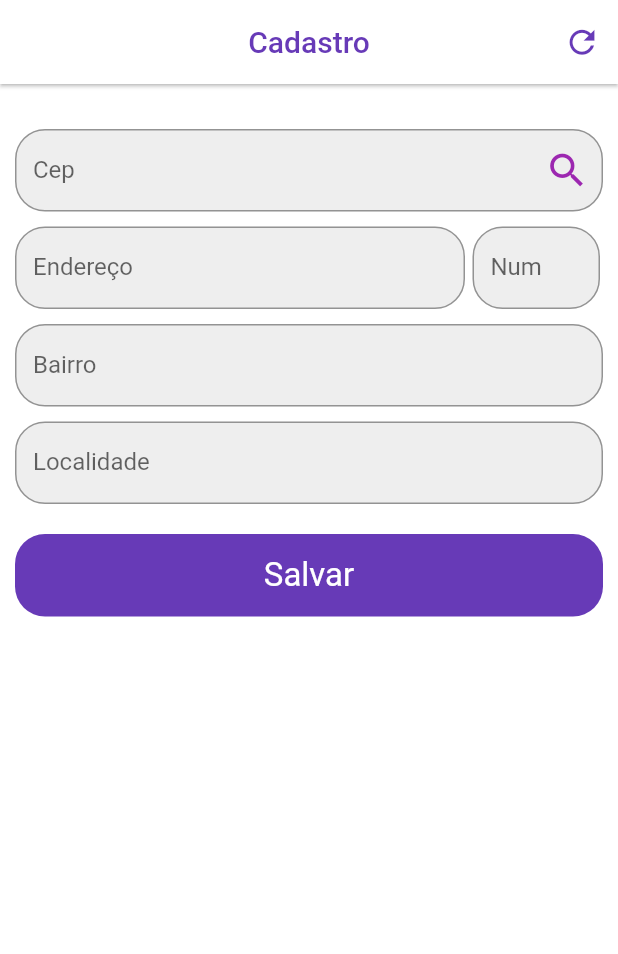
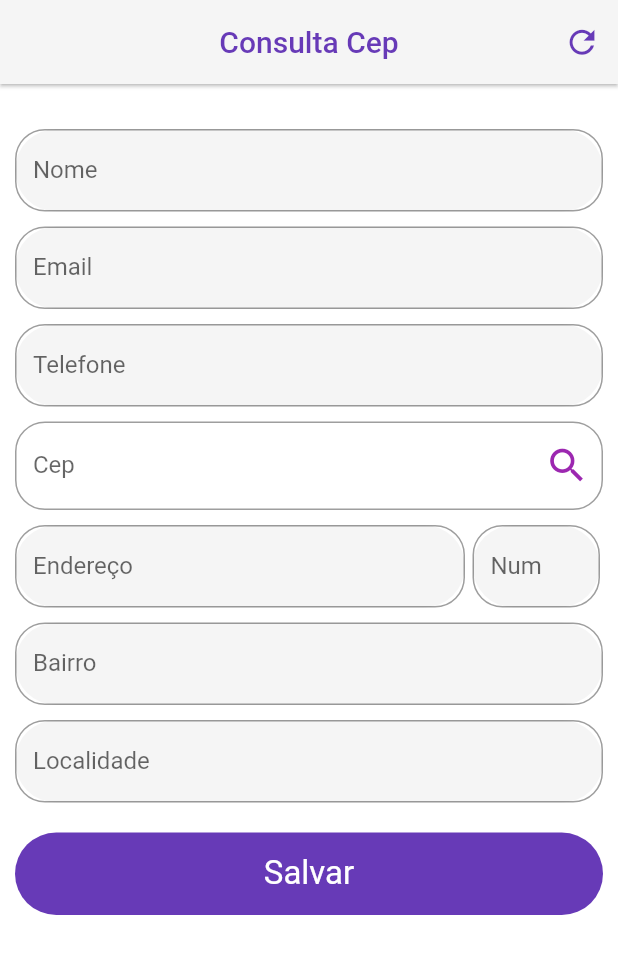
Before and after one commit to DevGomes78/Flutter-ViaCep-Api, a Flutter app: the screen it shows after launch, on a phone screen of 412 x 824 dp. Shown: the top 954 px of the screen. Run offline on Flutter 3.47's test engine with Material 2 defaults, Android fonts, the phone set to English and light mode, and no system bars; our stand-ins replace sqflite; accounts and stored records are empty.

Commit message:
atualizado campos

```diff
--- a/lib/components/container_widget.dart
+++ b/lib/components/container_widget.dart
@@ -1,14 +1,14 @@
 import 'package:flutter/material.dart';
 
-class ButtonWidget extends StatelessWidget {
-  Alignment? alignment;
+class ContainerWidget extends StatelessWidget {
+
   double? height;
   double? width;
   Widget? child;
   Color? color;
 
-  ButtonWidget(
-    this.alignment,
+  ContainerWidget(
+
     this.height,
     this.width,{
     this.child,
@@ -18,12 +18,12 @@ class ButtonWidget extends StatelessWidget {
   @override
   Widget build(BuildContext context) {
     return Container(
+      alignment: Alignment.center,
       height: height,
       width: width,
-      alignment: alignment,
       child: child,
       decoration: BoxDecoration(
-        borderRadius: BorderRadius.circular(20),
+        borderRadius: BorderRadius.circular(40),
         color: color,
       ),
     );
--- a/lib/views/cep-page.dart
+++ b/lib/views/cep-page.dart
@@ -14,6 +14,9 @@ class CepPage extends StatefulWidget {
 }
 
 class _CepPageState extends State<CepPage> {
+  TextEditingController nameController = TextEditingController();
+  TextEditingController emailController = TextEditingController();
+  TextEditingController phoneController = TextEditingController();
   TextEditingController cepController = TextEditingController();
   TextEditingController bairroController = TextEditingController();
   TextEditingController endController = TextEditingController();
@@ -35,10 +38,10 @@ class _CepPageState extends State<CepPage> {
     return Scaffold(
       backgroundColor: Colors.white,
       appBar: AppBar(
-        backgroundColor: Colors.white,
+        backgroundColor: Colors.grey[100],
         elevation: 1,
         title: const Text(
-          'Cadastro',
+          'Consulta Cep',
           style: TextStyle(color: Colors.deepPurple),
         ),
         centerTitle: true,
@@ -70,15 +73,44 @@ class _CepPageState extends State<CepPage> {
         provider,
         child,
       ) {
-        return Column(
+        return SingleChildScrollView(
+          child: Column(
             children: [
               SizedBox(height: 30),
-            ButtonWidget(
-              Alignment.center,
+                  ContainerWidget(
                     55,
-              double.infinity,
-              color: Colors.grey[200],
+                    400,
+                    color: Colors.grey[100],
                     child: TextFormWidget(
+                      'Nome',
+                      'Digite o Nome',
+                      controller: nameController,
+                    ),
+                  ),
+                  SizedBox(height: 10),
+                  ContainerWidget(
+                    55,
+                    400,
+                    color: Colors.grey[100],
+                    child: TextFormWidget(
+                      'Email',
+                      'Digite o Email',
+                      controller: emailController,
+                    ),
+                  ),
+                  SizedBox(height: 10),
+                  ContainerWidget(
+                    55,
+                    400,
+                    color: Colors.grey[100],
+                    child: TextFormWidget(
+                      'Telefone',
+                      'Digite o telefone',
+                      controller: phoneController,
+                    ),
+                  ),
+                  SizedBox(height: 10),
+              TextFormWidget(
                 'Cep',
                 'digite p Cep',
                 controller: cepController,
@@ -100,15 +132,13 @@ class _CepPageState extends State<CepPage> {
                   ),
                 ),
               ),
-            ),
               SizedBox(height: 10),
                   Row(
                     children: [
-                ButtonWidget(
-                  Alignment.center,
+                      ContainerWidget(
                         55,
                         300,
-                  color: Colors.grey[200],
+                        color: Colors.grey[100],
                         child: TextFormWidget(
                           'Endereço',
                           'Digite o Endereco',
@@ -116,11 +146,10 @@ class _CepPageState extends State<CepPage> {
                         ),
                       ),
                       SizedBox(width: 5),
-                ButtonWidget(
-                  Alignment.center,
+                      ContainerWidget(
                         55,
                         85,
-                  color: Colors.grey[200],
+                        color: Colors.grey[100],
                         child: TextFormWidget(
                           'Num',
                           'Numero',
@@ -129,12 +158,13 @@ class _CepPageState extends State<CepPage> {
                       ),
                     ],
                   ),
+
               SizedBox(height: 10),
-            ButtonWidget(
-              Alignment.center,
+              ContainerWidget(
+
                 55,
                 double.infinity,
-              color: Colors.grey[200],
+                color: Colors.grey[100],
                 child: TextFormWidget(
                   'Bairro',
                   'Digite o Bairro',
@@ -142,11 +172,10 @@ class _CepPageState extends State<CepPage> {
                 ),
               ),
               SizedBox(height: 10),
-            ButtonWidget(
-              Alignment.center,
+              ContainerWidget(
                 55,
                 double.infinity,
-              color: Colors.grey[200],
+                color: Colors.grey[100],
                 child: TextFormWidget(
                   'Localidade',
                   'Digite a localidade',
@@ -156,8 +185,8 @@ class _CepPageState extends State<CepPage> {
               SizedBox(height: 20),
               InkWell(
                 onTap: () {},
-              child: ButtonWidget(
-                Alignment.center,
+                child: ContainerWidget(
+
                   55,
                   double.infinity,
                   color: Colors.deepPurple,
@@ -168,6 +197,7 @@ class _CepPageState extends State<CepPage> {
                 ),
               ),
             ],
+          ),
         );
       }),
     );
--- a/pubspec.yaml
+++ b/pubspec.yaml
@@ -30,6 +30,9 @@ dependencies:
   cupertino_icons: ^1.0.2
   http:
   provider:
+  sqflite:
+  url_launcher:
+  shared_preferences:
 
 dev_dependencies:
   flutter_test:
```
Also changed, not shown: lib/constants/service_constants.dart (added, +13 -0 lines), lib/helpers/contact_helper.dart (added, +117 -0 lines), lib/models/contact_models.dart (added, +48 -0 lines), pubspec.lock. Lines whose indentation alone changed are shown as unchanged.
